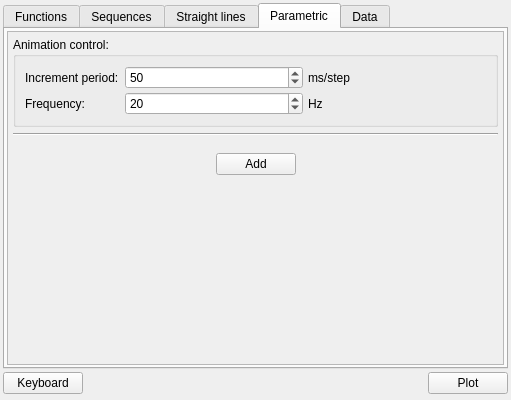
Before: the Qt Designer form Windows/mathobjectsinput.ui in AdelKS/ZeGrapher, drawn with Qt 5.
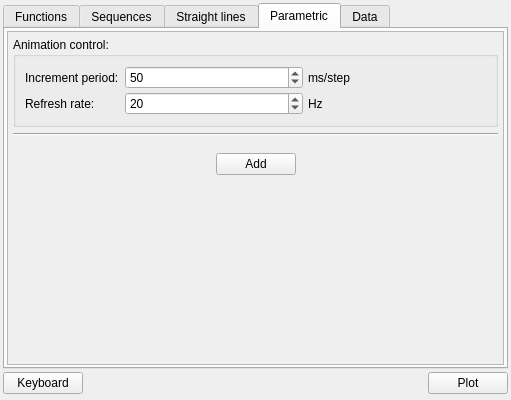
After: the same form once the commit is applied. The open tabs and pages were chosen to show the change. Icons and pictures are not drawn.

```diff
--- a/Windows/mathobjectsinput.ui
+++ b/Windows/mathobjectsinput.ui
@@ -623,7 +623,7 @@
                 <item row="1" column="0">
                  <widget class="QLabel" name="label_26">
                   <property name="text">
-                   <string>Frequency:</string>
+                   <string>Refresh rate:</string>
                   </property>
                  </widget>
                 </item>
```
Left out of the diff: 8 changed lines with no effect on the pictures.
